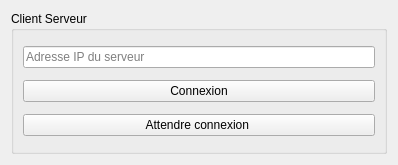
First picture: the form in vuegui.ui, repository tbmc/NoMoreFloppy, before the edit.
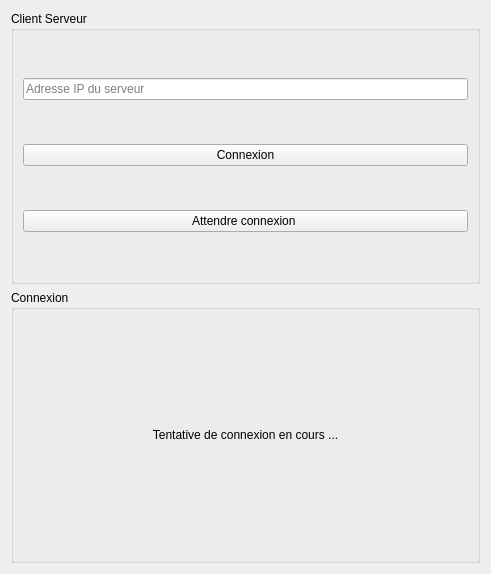
Second picture: the form after the edit.

```diff
--- a/vuegui.ui
+++ b/vuegui.ui
@@ -6,15 +6,15 @@
    <rect>
     <x>0</x>
     <y>0</y>
-    <width>398</width>
-    <height>165</height>
+    <width>491</width>
+    <height>574</height>
    </rect>
   </property>
   <property name="windowTitle">
    <string>Form</string>
   </property>
-  <layout class="QGridLayout" name="gridLayout">
-   <item row="0" column="0">
+  <layout class="QVBoxLayout" name="verticalLayout">
+   <item>
     <widget class="QGroupBox" name="clientserveur">
      <property name="title">
       <string>Client Serveur</string>
@@ -50,6 +50,25 @@
      </layout>
     </widget>
    </item>
+   <item>
+    <widget class="QGroupBox" name="groupConnexion">
+     <property name="title">
+      <string>Connexion</string>
+     </property>
+     <layout class="QVBoxLayout" name="verticalLayout_2">
+      <item>
+       <widget class="QLabel" name="label">
+        <property name="layoutDirection">
+         <enum>Qt::LeftToRight</enum>
+        </property>
+        <property name="text">
+         <string>&lt;html&gt;&lt;head/&gt;&lt;body&gt;&lt;p align=&quot;center&quot;&gt;Tentative de connexion en cours ...&lt;/p&gt;&lt;/body&gt;&lt;/html&gt;</string>
+        </property>
+       </widget>
+      </item>
+     </layout>
+    </widget>
+   </item>
   </layout>
  </widget>
  <resources/>
```
